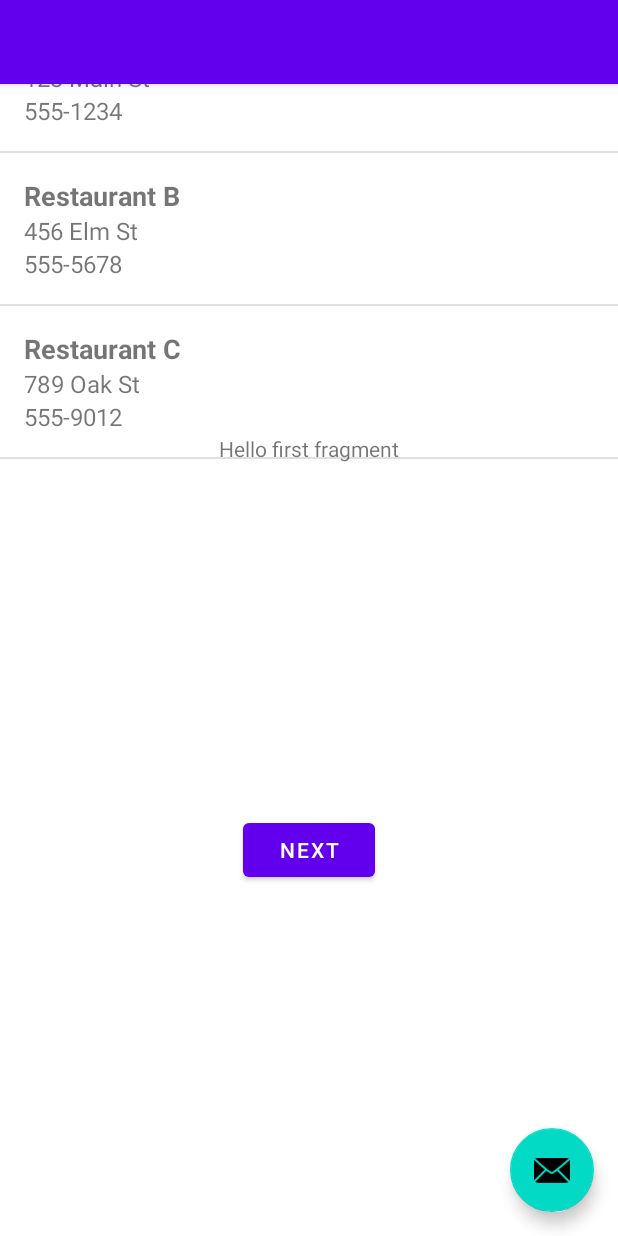
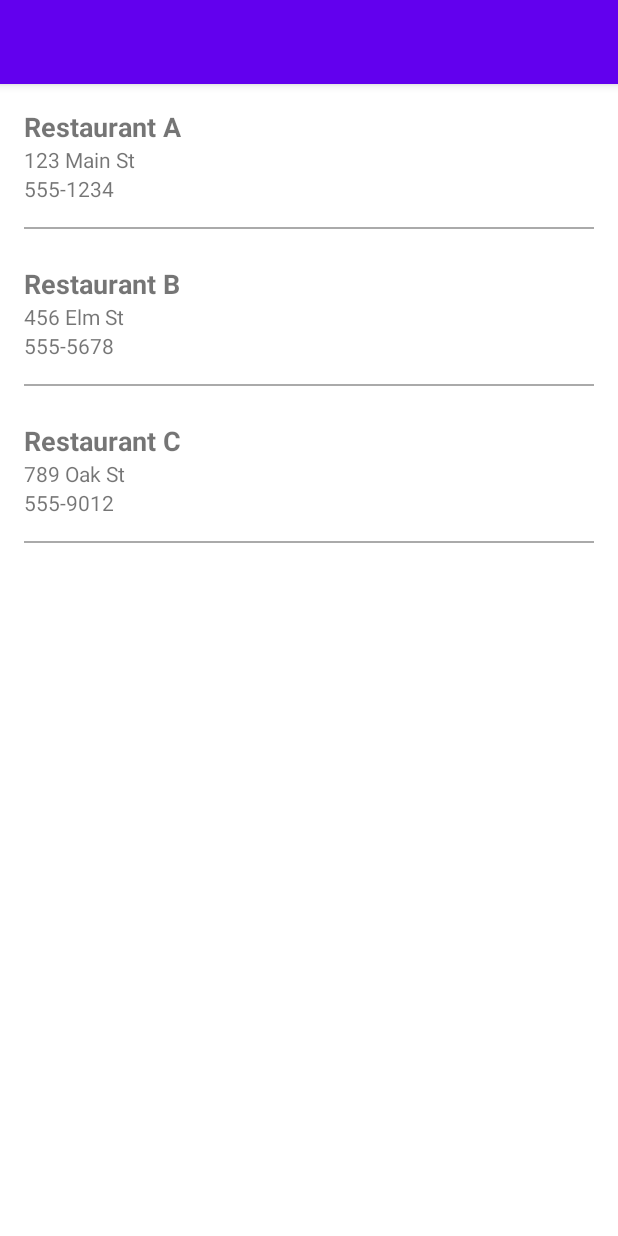
Before and after one commit to CiananNicolai/EAD2CA2-Android-ASP.Net-Core-Project, an Android app: the screen it shows after launch (MainActivity), on a phone screen of 412 x 824 dp. Run offline under Robolectric (Android 15) with nearby library versions, the phone set to English and light mode, and no system bars.

Commit message:
Added Back Button and fixed Styling

```diff
--- a/Restaurant/app/src/main/java/com/example/restaurant/MainActivity.java
+++ b/Restaurant/app/src/main/java/com/example/restaurant/MainActivity.java
@@ -14,7 +14,6 @@ import android.widget.TextView;
 import androidx.appcompat.app.AppCompatActivity;
 
 import java.util.ArrayList;
-
 
 public class MainActivity extends AppCompatActivity {
 
@@ -50,7 +49,6 @@ public class MainActivity extends AppCompatActivity {
         });
     }
 
-
     public class RestaurantAdapter extends ArrayAdapter<Restaurant> {
 
         public RestaurantAdapter(Context context, ArrayList<Restaurant> restaurants) {
--- a/Restaurant/app/src/main/res/layout/activity_main.xml
+++ b/Restaurant/app/src/main/res/layout/activity_main.xml
@@ -1,10 +1,9 @@
 <?xml version="1.0" encoding="utf-8"?>
-<androidx.coordinatorlayout.widget.CoordinatorLayout xmlns:android="http://schemas.android.com/apk/res/android"
-    xmlns:app="http://schemas.android.com/apk/res-auto"
-    xmlns:tools="http://schemas.android.com/tools"
+<LinearLayout xmlns:android="http://schemas.android.com/apk/res/android"
     android:layout_width="match_parent"
     android:layout_height="match_parent"
-    tools:context=".MainActivity">
+    xmlns:app="http://schemas.android.com/apk/res-auto"
+    android:orientation="vertical">
 
     <com.google.android.material.appbar.AppBarLayout
         android:layout_width="match_parent"
@@ -20,33 +19,12 @@
 
     </com.google.android.material.appbar.AppBarLayout>
 
-    <include layout="@layout/content_main" />
+    <ListView
+        android:id="@+id/listView"
+        android:layout_width="match_parent"
+        android:layout_height="wrap_content"
+        android:divider="@android:color/transparent"
+        android:dividerHeight="16dp"
+        android:padding="16dp" />
 
-
-    <androidx.constraintlayout.widget.ConstraintLayout
-        xmlns:android="http://schemas.android.com/apk/res/android"
-        xmlns:app="http://schemas.android.com/apk/res-auto"
-        android:layout_width="match_parent"
-        android:layout_height="match_parent">
-
-        <ListView
-            android:id="@+id/listView"
-            android:layout_width="0dp"
-            android:layout_height="0dp"
-            app:layout_constraintTop_toTopOf="parent"
-            app:layout_constraintBottom_toBottomOf="parent"
-            app:layout_constraintStart_toStartOf="parent"
-            app:layout_constraintEnd_toEndOf="parent" />
-
-    </androidx.constraintlayout.widget.ConstraintLayout>
-
-    <com.google.android.material.floatingactionbutton.FloatingActionButton
-        android:id="@+id/fab"
-        android:layout_width="wrap_content"
-        android:layout_height="wrap_content"
-        android:layout_gravity="bottom|end"
-        android:layout_marginEnd="@dimen/fab_margin"
-        android:layout_marginBottom="16dp"
-        app:srcCompat="@android:drawable/ic_dialog_email" />
-
-</androidx.coordinatorlayout.widget.CoordinatorLayout>
+</LinearLayout>
--- a/Restaurant/app/src/main/res/layout/restaurant_item.xml
+++ b/Restaurant/app/src/main/res/layout/restaurant_item.xml
@@ -1,34 +1,31 @@
 <?xml version="1.0" encoding="utf-8"?>
-<androidx.constraintlayout.widget.ConstraintLayout xmlns:android="http://schemas.android.com/apk/res/android"
-    android:layout_width="match_parent"
-    android:layout_height="match_parent">
-    <!-- restaurant_item.xml -->
-
 <LinearLayout xmlns:android="http://schemas.android.com/apk/res/android"
     android:layout_width="match_parent"
     android:layout_height="wrap_content"
-        android:orientation="vertical"
-        android:padding="16dp">
+    android:orientation="vertical">
 
     <TextView
         android:id="@+id/nameTextView"
-            android:layout_width="wrap_content"
+        android:layout_width="match_parent"
         android:layout_height="wrap_content"
         android:textSize="18sp"
         android:textStyle="bold" />
 
     <TextView
         android:id="@+id/addressTextView"
-            android:layout_width="wrap_content"
-            android:layout_height="wrap_content"
-            android:textSize="16sp" />
+        android:layout_width="match_parent"
+        android:layout_height="wrap_content" />
 
     <TextView
         android:id="@+id/phoneTextView"
-            android:layout_width="wrap_content"
-            android:layout_height="wrap_content"
-            android:textSize="16sp" />
+        android:layout_width="match_parent"
+        android:layout_height="wrap_content" />
+
+    <View
+        android:layout_width="match_parent"
+        android:layout_height="1dp"
+        android:background="@android:color/darker_gray"
+        android:layout_marginTop="16dp"
+        android:layout_marginBottom="8dp"/>
 
 </LinearLayout>
-
-</androidx.constraintlayout.widget.ConstraintLayout>
--- a/Restaurant/app/src/main/res/values/colors.xml
+++ b/Restaurant/app/src/main/res/values/colors.xml
@@ -7,4 +7,5 @@
     <color name="teal_700">#FF018786</color>
     <color name="black">#FF000000</color>
     <color name="white">#FFFFFFFF</color>
+    <color name="light_green">#8BC34A</color>
 </resources>
```
Also changed, not shown: Restaurant/app/src/main/java/com/example/restaurant/RestaurantDetailsActivity.java (+28 -9 lines), Restaurant/app/src/main/res/layout/fragment_detail.xml (deleted, +0 -14 lines), Restaurant/app/src/main/res/layout/fragment_restaurant_detail.xml (deleted, +0 -14 lines). Lines whose indentation alone changed are shown as unchanged.
